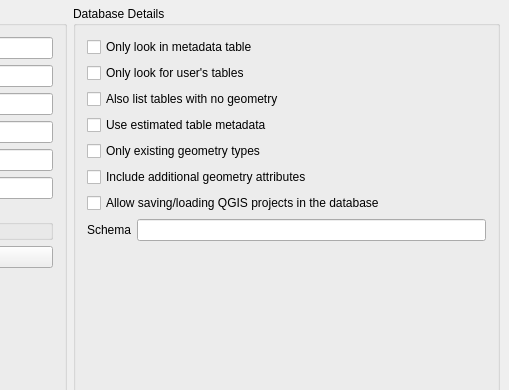
This is src/ui/qgsoraclenewconnectionbase.ui in qgis/QGIS as Qt 5 draws it before an edit; both pictures show x 369 to 878 and y 0 to 390 of the 878 by 637 pixel window. The edited form follows.
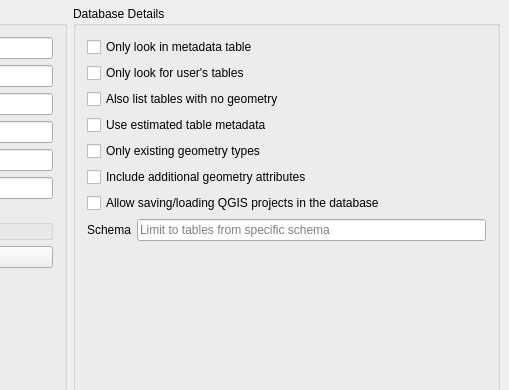
This is the edited form. Custom widgets are drawn as their Qt base class.

Commit message: Add placeholder text to improve UI

```diff
--- a/src/ui/qgsoraclenewconnectionbase.ui
+++ b/src/ui/qgsoraclenewconnectionbase.ui
@@ -218,6 +218,9 @@
         <property name="echoMode">
          <enum>QLineEdit::Normal</enum>
         </property>
+        <property name="placeholderText">
+         <string>Limit to tables from specific schema</string>
+        </property>
        </widget>
       </item>
       <item row="6" column="0" colspan="2">
```
The commit also changes 1 other file.
